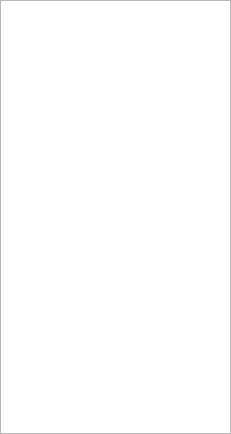
Old version of the form plugins/filebrowser/filebrowser.ui in the repository rkyleg/scope.
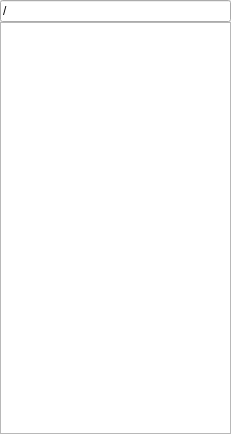
New version of the form.

Commit message: editors - added wordwrap toggle added settings load filebrowser - added root path entry pycute - qt4 bug fixes doc - new documentation folder

What changed in the file:
```diff
--- a/plugins/filebrowser/filebrowser.ui
+++ b/plugins/filebrowser/filebrowser.ui
@@ -20,7 +20,7 @@
    <property name="spacing">
     <number>0</number>
    </property>
-   <item row="0" column="0">
+   <item row="1" column="0">
     <widget class="QTreeWidget" name="tr_dir">
      <property name="indentation">
       <number>10</number>
@@ -38,6 +38,16 @@
      </column>
     </widget>
    </item>
+   <item row="0" column="0">
+    <widget class="QLineEdit" name="le_root">
+     <property name="text">
+      <string>/</string>
+     </property>
+     <property name="placeholderText">
+      <string>Enter Root Path</string>
+     </property>
+    </widget>
+   </item>
   </layout>
  </widget>
  <resources/>
```
The commit also changes 14 other files.
